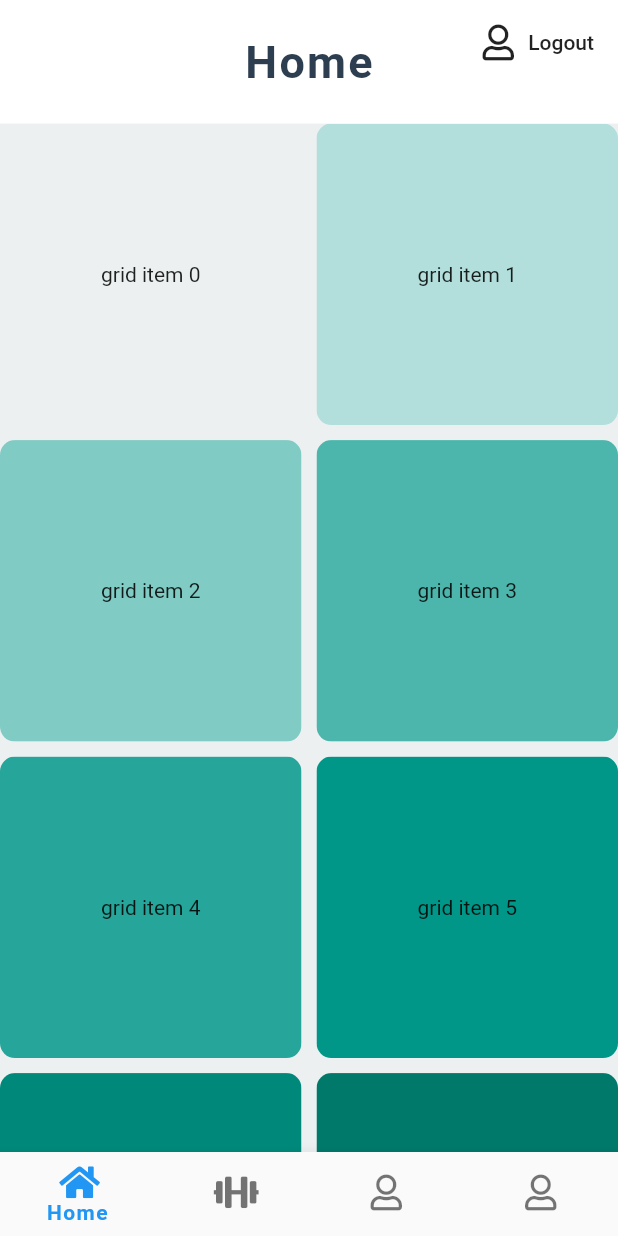
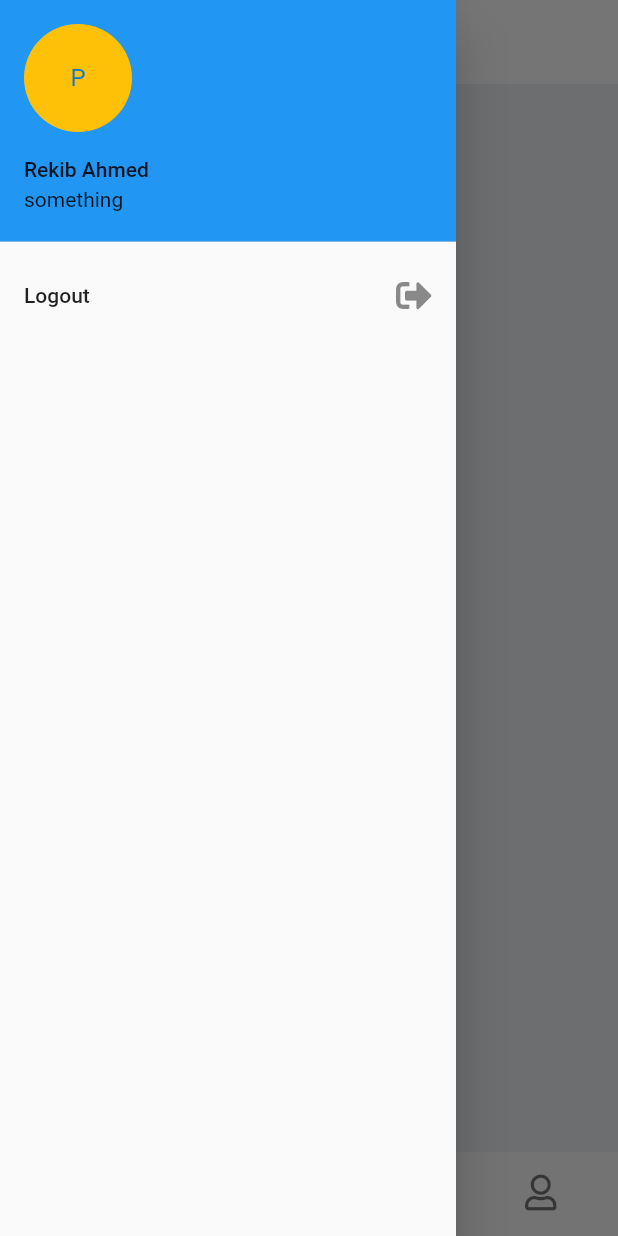
Before and after one commit to rekib0023/lco-workout-app, a Flutter app: the screen it shows once a user with an empty profile is signed in, with the side drawer open (before the commit the screen has no drawer), on a phone screen of 412 x 824 dp. Run offline on Flutter 3.47's test engine with Material 2 defaults, Android fonts, the phone set to English and light mode, and no system bars; our stand-ins replace cloud_firestore, firebase_auth, flutter_spinkit, font_awesome_flutter; accounts and stored records are empty.

Commit message:
added drawer menu

```diff
--- a/lib/screens/home/home.dart
+++ b/lib/screens/home/home.dart
@@ -1,49 +1,18 @@
 import 'package:flutter/material.dart';
 import 'package:font_awesome_flutter/font_awesome_flutter.dart';
-import 'package:lco_workout/services/auth.dart';
-import 'package:lco_workout/shared/my_appBar.dart';
-
+import 'package:lco_workout/screens/workouts/workoutList.dart';
 class HomePage extends StatefulWidget {
   @override
   _HomePageState createState() => _HomePageState();
 }
 
 class _HomePageState extends State<HomePage> {
-  final AuthService _auth = AuthService();
+
+  final workouts = WorkoutDetails().workoutList;
 
   @override
   Widget build(BuildContext context) {
     return Scaffold(
-      body: SafeArea(
-        child: CustomScrollView(
-          slivers: <Widget>[
-            MyAppBar(
-              title: 'Home',
-            ),
-            SliverGrid(
-              gridDelegate: SliverGridDelegateWithFixedCrossAxisCount(
-                crossAxisCount: 2,
-                mainAxisSpacing: 10.0,
-                crossAxisSpacing: 10.0,
-                childAspectRatio: 1,
-              ),
-              delegate: SliverChildBuilderDelegate(
-                (BuildContext context, int index) {
-                  return ClipRRect(
-                    borderRadius: BorderRadius.all(Radius.circular(10)),
-                    child: Container(
-                      alignment: Alignment.center,
-                      color: Colors.teal[100 * (index % 9)],
-                      child: Text('grid item $index'),
-                    ),
-                  );
-                },
-                childCount: 20,
-              ),
-            ),
-          ],
-        ),
-      ),
       backgroundColor: Theme.of(context).scaffoldBackgroundColor,
     );
   }
--- a/lib/screens/homeScreensWrapper.dart
+++ b/lib/screens/homeScreensWrapper.dart
@@ -3,6 +3,7 @@ import 'package:font_awesome_flutter/font_awesome_flutter.dart';
 import 'package:lco_workout/screens/home/home.dart';
 import 'package:lco_workout/screens/profile/profile.dart';
 import 'package:lco_workout/screens/workouts/workouts.dart';
+import 'package:lco_workout/shared/my_drawer.dart';
 import 'package:lco_workout/utils/styleguide.dart';
 
 class ScreensWrapper extends StatefulWidget {
@@ -20,11 +21,26 @@ class _ScreensWrapperState extends State<ScreensWrapper> {
     HomePage(),
   ];
 
+  final List<String> _screensName = [
+    'Home',
+    'Workout',
+    'Profile',
+    'Home'
+  ];
+
   @override
   Widget build(BuildContext context) {
     return Scaffold(
+      appBar: AppBar(
+        title: Text(_screensName[_currentIndex], style: appBarTextStyle,),
+        backgroundColor: Colors.white,
+        centerTitle: true,
+        elevation: 0,
+      ),
+      drawer: MyDrawer(),
       body: _navPages[_currentIndex],
       bottomNavigationBar: BottomNavigationBar(
+        elevation: 0,
         currentIndex: _currentIndex,
         onTap: (index) {
           setState(() {
--- /dev/null
+++ b/lib/screens/workouts/workoutList.dart
@@ -0,0 +1,24 @@
+class WorkoutDetails {
+  List workoutList = [
+    {'name': 'Push-Ups', 'image': 'assets/images/1.png', 'desc': 'this is desc',},
+    {'name': 'Push-Ups', 'image': 'assets/images/2.png', 'desc': 'this is desc',},
+    {'name': 'Push-Ups', 'image': 'assets/images/3.png', 'desc': 'this is desc',},
+    {'name': 'Push-Ups', 'image': 'assets/images/4.png', 'desc': 'this is desc',},
+    {'name': 'Push-Ups', 'image': 'assets/images/5.png', 'desc': 'this is desc',},
+    {'name': 'Push-Ups', 'image': 'assets/images/6.png', 'desc': 'this is desc',},
+    {'name': 'Push-Ups', 'image': 'assets/images/7.png', 'desc': 'this is desc',},
+    {'name': 'Push-Ups', 'image': 'assets/images/8.png', 'desc': 'this is desc',},
+    {'name': 'Push-Ups', 'image': 'assets/images/9.png', 'desc': 'this is desc',},
+    {'name': 'Push-Ups', 'image': 'assets/images/10.png', 'desc': 'this is desc',},
+    {'name': 'Push-Ups', 'image': 'assets/images/11.png', 'desc': 'this is desc',},
+    {'name': 'Push-Ups', 'image': 'assets/images/12.png', 'desc': 'this is desc',},
+    {'name': 'Push-Ups', 'image': 'assets/images/13.png', 'desc': 'this is desc',},
+    {'name': 'Push-Ups', 'image': 'assets/images/14.png', 'desc': 'this is desc',},
+
+  ];
+}
+
+/**
+ * pushup
+ *
+ */
--- /dev/null
+++ b/lib/shared/my_drawer.dart
@@ -0,0 +1,42 @@
+import 'package:flutter/material.dart';
+import 'package:font_awesome_flutter/font_awesome_flutter.dart';
+import 'package:lco_workout/services/auth.dart';
+
+class MyDrawer extends StatelessWidget {
+
+  final AuthService _auth = AuthService();
+
+  @override
+  Widget build(BuildContext context) {
+    return Drawer(
+      child: ListView(
+        children: <Widget>[
+          UserAccountsDrawerHeader(
+            accountName: Text("Rekib Ahmed"),
+            accountEmail: Text('something'),
+            currentAccountPicture: CircleAvatar(
+              backgroundColor: Colors.amber,
+              child: Text('P'),
+            ),
+          ),
+          ListTile(
+            title: Text('Logout'),
+            trailing: Icon(FontAwesomeIcons.signOutAlt),
+            onTap: () async {
+              await _auth.signout();
+              // Navigator.of(context).pushNamed('/home');
+            },
+          ),
+          // ListTile(
+          //   title: Text('Search'),
+          //   trailing: Icon(Icons.search),
+          //   onTap: () {
+          //     Navigator.of(context).pop();
+          //     // Navigator.of(context).pushNamed('/search');
+          //   },
+          // ),
+        ],
+      ),
+    );
+  }
+}
```
Also changed, not shown: lib/screens/profile/profile.dart (+1 -22 lines), lib/screens/workouts/workouts.dart (+1 -14 lines), lib/shared/my_appBar.dart (deleted, +0 -44 lines), lib/utils/styleguide.dart (+1 -8 lines).
